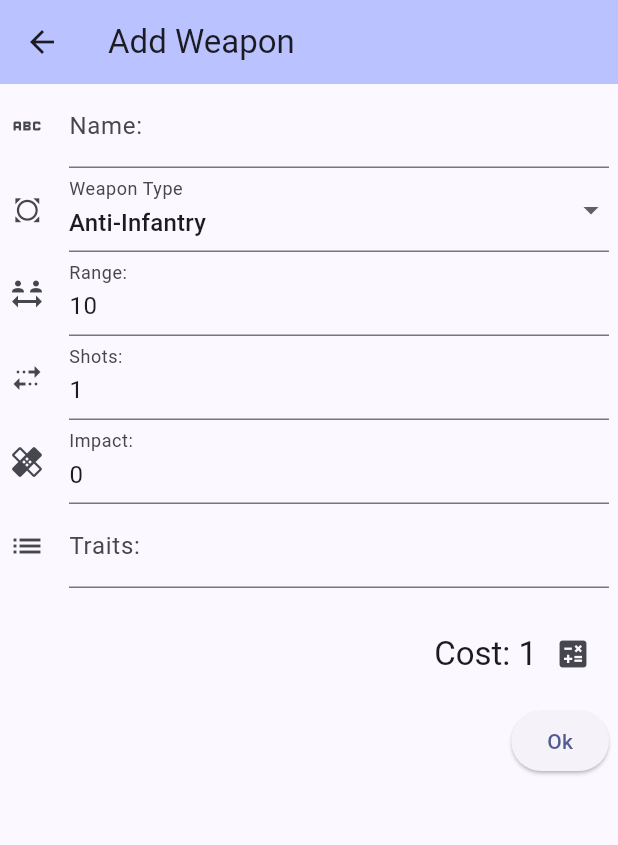
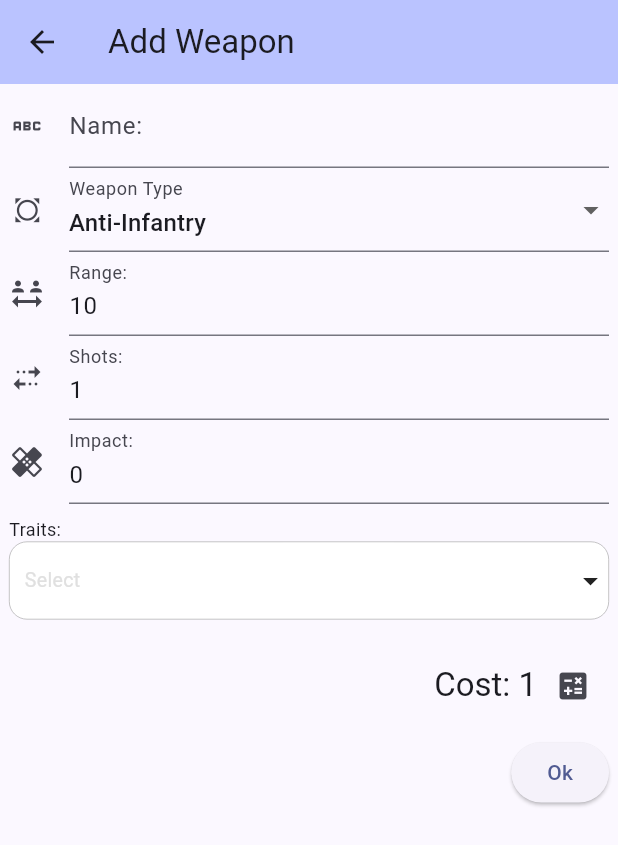
Before and after one commit to pkuehne/laserstorm-companion, a Flutter app: the WeaponForm screen opened directly, on a phone screen of 412 x 824 dp. Shown: the top 845 px of the screen. Run offline on Flutter 3.47's test engine with Material 3 defaults, Android fonts, the phone set to English and light mode, and no system bars; drawn by our look-alikes of multi_dropdown; our stand-ins replace firebase_core; accounts and stored records are empty.

Commit message:
Migrate weapon traits to multiselect

```diff
--- a/lib/src/laserstorm/add_edit_stand_dialog.dart
+++ b/lib/src/laserstorm/add_edit_stand_dialog.dart
@@ -204,7 +204,7 @@ class _StandFormState extends State<StandForm> {
                           hintText: 'Stand Name?',
                         ),
                         initialValue: widget.stand.name,
-                        validator: validator.notEmpty,
+                        validator: (v) => validator.notEmpty(v),
                         onSaved: (v) => widget.stand.name = v!,
                       ),
                       DropdownButtonFormField(
@@ -228,6 +228,9 @@ class _StandFormState extends State<StandForm> {
                           FilteringTextInputFormatter.digitsOnly,
                         ],
                         onSaved: (v) => widget.stand.transports = int.parse(v!),
+                        validator: (v) =>
+                            validator.notEmpty(v) ??
+                            validator.positiveNumber(v),
                       ),
                       DropdownButtonFormField(
                         decoration: const InputDecoration(
@@ -321,11 +324,13 @@ class _StandFormState extends State<StandForm> {
                         title: "Traits:",
                         onSaved: (v) => widget.stand.traits = v!,
                         validator: (v) => v == null ? "invalid" : null,
-                        items: const ["Aim", "Heavy"],
+                        items: const ["Aim", "Heavy"], //TODO: Add all traits
                         initialValue: widget.stand.traits,
                       ),
                       Padding(
                         padding: const EdgeInsets.only(top: 20),
+                        // TODO: Make cost calculation a form field
+                        // Then add custom validator for the additional logic
                         child: Row(
                           mainAxisAlignment: MainAxisAlignment.end,
                           children: [
--- a/lib/src/laserstorm/add_edit_weapon_dialog.dart
+++ b/lib/src/laserstorm/add_edit_weapon_dialog.dart
@@ -1,6 +1,7 @@
 import 'package:flutter/material.dart';
 import 'package:flutter/services.dart';
 import 'package:provider/provider.dart';
+import 'package:weasel/src/laserstorm/common_widgets.dart';
 import 'package:weasel/src/laserstorm/laser_storm_scaffold.dart';
 import '../app_states.dart';
 import 'weapon.dart';
@@ -216,25 +217,28 @@ class _WeaponFormState extends State<WeaponForm> {
                             validator.positiveNumber(v),
                         onSaved: (v) => widget.weapon.impact = int.parse(v!),
                       ),
-                      TextFormField(
-                        decoration: const InputDecoration(
-                          icon: Icon(Icons.list),
-                          labelText: 'Traits:',
-                          hintText: 'Aim, Heavy',
-                        ),
-                        initialValue: widget.weapon.traits.join(", "),
-                        validator: validator.traits,
-                        onSaved: saveTraits,
+                      MultiSelectFormField<String>(
+                        title: "Traits:",
+                        onSaved: (v) => widget.weapon.traits = v!,
+                        validator: (v) => v == null
+                            ? "invalid"
+                            : null, // TODO: Validate traits
+                        items: const ["Aim", "Heavy"], //TODO: Add all traits
+                        initialValue: widget.weapon.traits,
                       ),
                       Padding(
                         padding: const EdgeInsets.only(top: 20),
                         child: Row(
                           mainAxisAlignment: MainAxisAlignment.end,
                           children: [
-                            Text("Cost: ",
-                                style: Theme.of(context).textTheme.titleLarge),
-                            Text(widget.weapon.cost().toInt().toString(),
-                                style: Theme.of(context).textTheme.titleLarge),
+                            Text(
+                              "Cost: ",
+                              style: Theme.of(context).textTheme.titleLarge,
+                            ),
+                            Text(
+                              widget.weapon.cost().toInt().toString(),
+                              style: Theme.of(context).textTheme.titleLarge,
+                            ),
                             IconButton(
                               onPressed: recalculateCost,
                               icon: const Icon(Icons.calculate),
--- a/lib/src/laserstorm/stand.dart
+++ b/lib/src/laserstorm/stand.dart
@@ -1,4 +1,4 @@
-import 'package:weasel/src/laserstorm/item.dart';
+import 'package:weasel/src/laserstorm/template.dart';
 
 import 'weapon.dart';
 
@@ -44,7 +44,7 @@ enum MovementType {
   }
 }
 
-class Stand extends Item {
+class Stand extends Template {
   StandType type = StandType.infantry;
   MovementType movement = MovementType.wheel;
   bool hasMinimumMove = false;
--- a/lib/src/laserstorm/item.dart
+++ b/lib/src/laserstorm/template.dart
@@ -1,10 +1,10 @@
 import 'package:flutter/foundation.dart';
 
-abstract class Item {
+abstract class Template {
   int id;
   String name;
 
-  Item({this.id = 0, this.name = ""});
+  Template({this.id = 0, this.name = ""});
 
   double cost();
 
--- a/lib/src/laserstorm/unit.dart
+++ b/lib/src/laserstorm/unit.dart
@@ -1,8 +1,8 @@
-import 'package:weasel/src/laserstorm/item.dart';
+import 'package:weasel/src/laserstorm/template.dart';
 
 import 'stand.dart';
 
-class Unit extends Item {
+class Unit extends Template {
   Stand stand;
   int size = 1;
   Stand? transport;
--- a/lib/src/laserstorm/weapon.dart
+++ b/lib/src/laserstorm/weapon.dart
@@ -1,4 +1,4 @@
-import 'package:weasel/src/laserstorm/item.dart';
+import 'package:weasel/src/laserstorm/template.dart';
 
 enum WeaponType {
   gp,
@@ -6,7 +6,7 @@ enum WeaponType {
   at,
 }
 
-class Weapon extends Item {
+class Weapon extends Template {
   WeaponType type = WeaponType.ai;
   int range = 10;
   int impact = 0;
```
